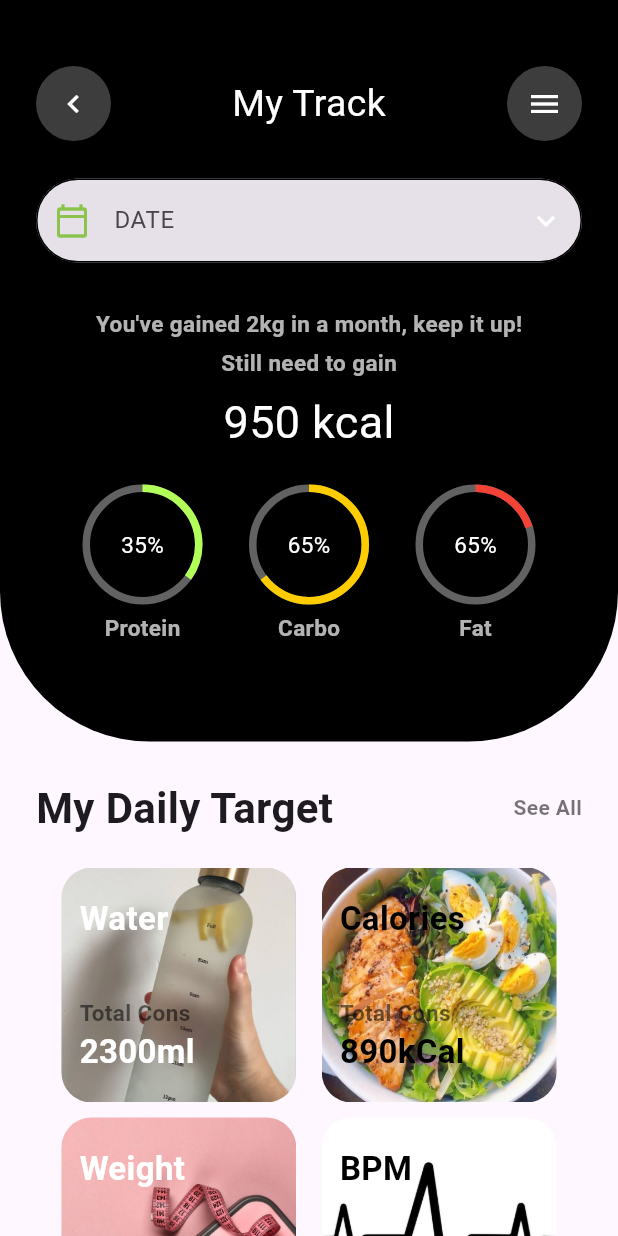
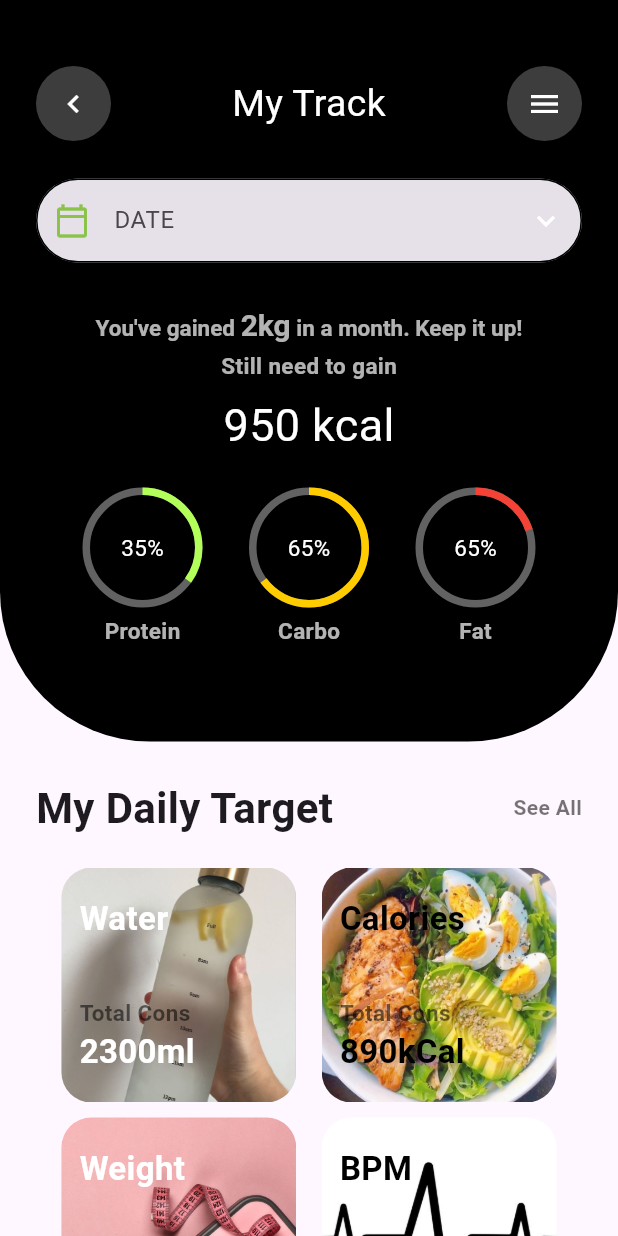
Before and after one commit to DelliaDeon/Healthy-Lifestyle-UI, a Flutter app: the HomeScreen screen opened by its route, on a phone screen of 412 x 824 dp. Run offline on Flutter 3.47's test engine with Material 3 defaults, Android fonts, the light colour scheme and no system bars; drawn by our look-alikes of percent_indicator; our stand-ins replace carousel_slider.

Commit message:
RichText

```diff
--- a/lib/home_screen.dart
+++ b/lib/home_screen.dart
@@ -23,8 +23,6 @@ class _HomeScreenState extends State<HomeScreen> {
   }
 
   TextEditingController dateController = TextEditingController();
-
-  var weightGain = '2kg';
 
   @override
   Widget build(BuildContext context) {
@@ -101,13 +99,36 @@ class _HomeScreenState extends State<HomeScreen> {
                       ),
 
                       SizedBox(height: 30,),
-                      Text(
-                        "You've gained $weightGain in a month, keep it up!",
-                        style: TextStyle(
-                          color: Colors.white70,
-                          fontWeight: FontWeight.w600,
-                          fontSize: 15,
-                        ),
+
+                      RichText(
+                        text: TextSpan(
+                          text: 'You\'ve gained ',
+                          style: TextStyle(
+                            color: Colors.white70,
+                            fontWeight: FontWeight.w600,
+                            fontSize: 15,
+                          ),
+                          children: <TextSpan>[
+                            TextSpan(
+                              text: '2kg',
+                              style: TextStyle(
+                                color: Colors.white70,
+                                fontWeight: FontWeight.w600,
+                                fontSize: 20,
+                              ),
+                            ),
+
+                            TextSpan(
+                              text: ' in a month. Keep it up!',
+                              style: TextStyle(
+                                color: Colors.white70,
+                                fontWeight: FontWeight.w600,
+                                fontSize: 15,
+                              ),
+                            ),
+
+                          ]
+                        )
                       ),
 
                       SizedBox(height: 5,),
```
